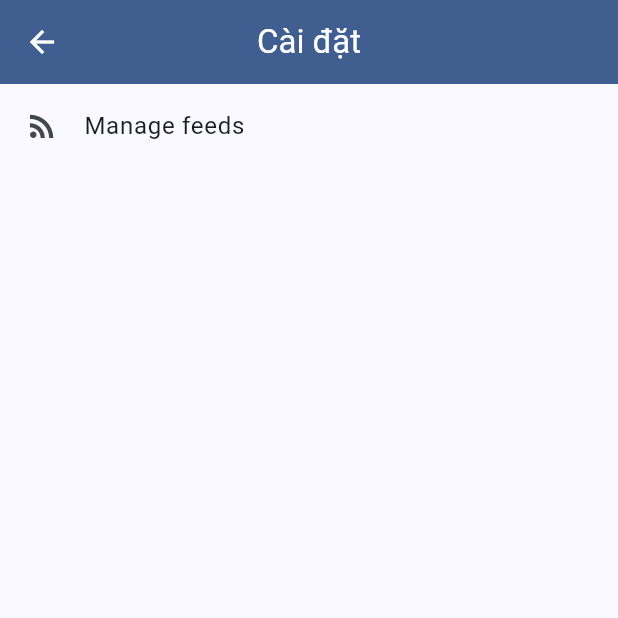
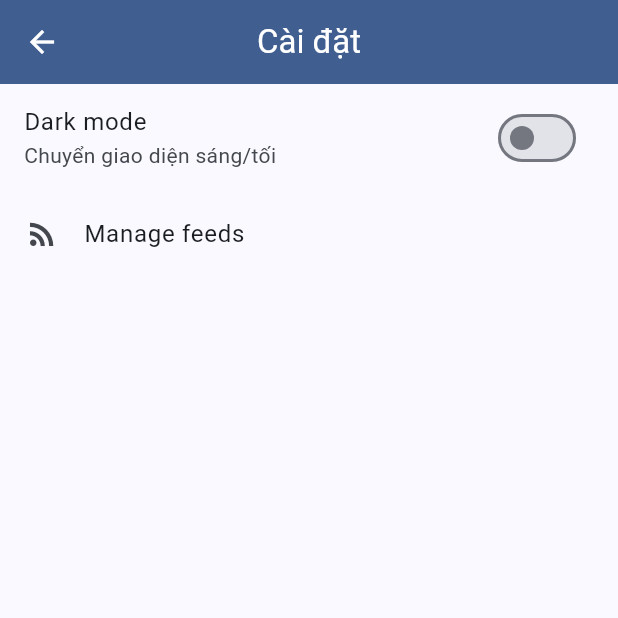
Before and after one commit to quanyeudau/DocBao_AnhQuan, a Flutter app: the screen it shows after launch, after a tap on the "settings" icon, on a phone screen of 412 x 824 dp, the top half of it. Run offline on Flutter 3.47's test engine with Material 3 defaults, Android fonts, the phone set to English and light mode, and no system bars; our stand-ins replace shared_preferences, webview_flutter; missing offline and left inert: webfeed; network calls fail.

Commit message:
Feature: add dark mode support (persisted), wire Settings toggle

```diff
--- a/lib/main.dart
+++ b/lib/main.dart
@@ -15,42 +15,85 @@ void main() async {
   final feedProvider = FeedProvider(rssService: rss);
   final bookmarkProvider = BookmarkProvider(storage: storage);
 
-  runApp(MyApp(feedProvider: feedProvider, bookmarkProvider: bookmarkProvider));
+  runApp(MyApp(feedProvider: feedProvider, bookmarkProvider: bookmarkProvider, storage: storage));
 }
 
-class MyApp extends StatelessWidget {
+class MyApp extends StatefulWidget {
   final FeedProvider feedProvider;
   final BookmarkProvider bookmarkProvider;
+  final StorageService storage;
 
-  const MyApp({super.key, required this.feedProvider, required this.bookmarkProvider});
+  const MyApp({super.key, required this.feedProvider, required this.bookmarkProvider, required this.storage});
+
+  @override
+  State<MyApp> createState() => _MyAppState();
+}
+
+class _MyAppState extends State<MyApp> {
+  ThemeMode _themeMode = ThemeMode.system;
+
+  @override
+  void initState() {
+    super.initState();
+    _loadTheme();
+  }
+
+  Future<void> _loadTheme() async {
+    final s = await widget.storage.loadThemeModeString();
+    setState(() {
+      if (s == 'dark') {
+        _themeMode = ThemeMode.dark;
+      } else if (s == 'light') {
+        _themeMode = ThemeMode.light;
+      } else {
+        _themeMode = ThemeMode.system;
+      }
+    });
+  }
+
+  Future<void> _setTheme(ThemeMode mode) async {
+    setState(() => _themeMode = mode);
+    final str = mode == ThemeMode.dark ? 'dark' : (mode == ThemeMode.light ? 'light' : 'system');
+    await widget.storage.saveThemeModeString(str);
+  }
 
   @override
   Widget build(BuildContext context) {
     // A fresh, bright seed color for a light, airy look
     final seed = const Color(0xFF0A84FF); // bright blue
-    final colorScheme = ColorScheme.fromSeed(seedColor: seed, brightness: Brightness.light);
+    final lightScheme = ColorScheme.fromSeed(seedColor: seed, brightness: Brightness.light);
+    final darkScheme = ColorScheme.fromSeed(seedColor: seed, brightness: Brightness.dark);
 
     final theme = ThemeData(
       useMaterial3: true,
-      colorScheme: colorScheme,
-  scaffoldBackgroundColor: colorScheme.surface,
-      appBarTheme: AppBarTheme(centerTitle: true, elevation: 2, backgroundColor: colorScheme.primary, foregroundColor: colorScheme.onPrimary),
+      colorScheme: lightScheme,
+      scaffoldBackgroundColor: lightScheme.surface,
+      appBarTheme: AppBarTheme(centerTitle: true, elevation: 2, backgroundColor: lightScheme.primary, foregroundColor: lightScheme.onPrimary),
       elevatedButtonTheme: ElevatedButtonThemeData(
         style: ElevatedButton.styleFrom(
-          backgroundColor: colorScheme.primary,
-          foregroundColor: colorScheme.onPrimary,
+          backgroundColor: lightScheme.primary,
+          foregroundColor: lightScheme.onPrimary,
           shape: RoundedRectangleBorder(borderRadius: BorderRadius.circular(8)),
           padding: const EdgeInsets.symmetric(vertical: 12, horizontal: 18),
         ),
       ),
-      textTheme: ThemeData.light().textTheme.apply(bodyColor: colorScheme.onSurface, displayColor: colorScheme.onSurface),
+      textTheme: ThemeData.light().textTheme.apply(bodyColor: lightScheme.onSurface, displayColor: lightScheme.onSurface),
+    );
+
+    final darkTheme = ThemeData(
+      useMaterial3: true,
+      colorScheme: darkScheme,
+      scaffoldBackgroundColor: darkScheme.surface,
+      appBarTheme: AppBarTheme(centerTitle: true, elevation: 2, backgroundColor: darkScheme.primary, foregroundColor: darkScheme.onPrimary),
     );
 
     return MaterialApp(
       title: 'DocBao',
       debugShowCheckedModeBanner: false,
       theme: theme,
-      home: HomeScreen(feedProvider: feedProvider, bookmarkProvider: bookmarkProvider),
+      darkTheme: darkTheme,
+      themeMode: _themeMode,
+      home: HomeScreen(feedProvider: widget.feedProvider, bookmarkProvider: widget.bookmarkProvider, themeMode: _themeMode, onThemeChanged: _setTheme),
     );
   }
 }
--- a/lib/screens/home_screen.dart
+++ b/lib/screens/home_screen.dart
@@ -14,8 +14,16 @@ import '../widgets/feed_tile.dart';
 class HomeScreen extends StatefulWidget {
   final FeedProvider feedProvider;
   final BookmarkProvider bookmarkProvider;
+  final ThemeMode themeMode;
+  final ValueChanged<ThemeMode> onThemeChanged;
 
-  const HomeScreen({super.key, required this.feedProvider, required this.bookmarkProvider});
+  const HomeScreen({
+    super.key,
+    required this.feedProvider,
+    required this.bookmarkProvider,
+    required this.themeMode,
+    required this.onThemeChanged,
+  });
 
   @override
   State<HomeScreen> createState() => _HomeScreenState();
@@ -47,7 +55,7 @@ class _HomeScreenState extends State<HomeScreen> {
           ),
           IconButton(
             icon: const Icon(Icons.settings),
-            onPressed: () => Navigator.of(context).push(MaterialPageRoute(builder: (_) => SettingsScreen(feedProvider: feedProvider))),
+            onPressed: () => Navigator.of(context).push(MaterialPageRoute(builder: (_) => SettingsScreen(feedProvider: feedProvider, themeMode: widget.themeMode, onThemeChanged: widget.onThemeChanged))),
           ),
         ],
       ),
--- a/lib/screens/settings_screen.dart
+++ b/lib/screens/settings_screen.dart
@@ -5,8 +5,10 @@ import 'manage_feeds_screen.dart';
 
 class SettingsScreen extends StatelessWidget {
   final FeedProvider? feedProvider;
+  final ThemeMode themeMode;
+  final ValueChanged<ThemeMode> onThemeChanged;
 
-  const SettingsScreen({super.key, this.feedProvider});
+  const SettingsScreen({super.key, this.feedProvider, required this.themeMode, required this.onThemeChanged});
 
   @override
   Widget build(BuildContext context) {
@@ -14,6 +16,12 @@ class SettingsScreen extends StatelessWidget {
       appBar: AppBar(title: const Text('Cài đặt')),
       body: ListView(
         children: [
+          SwitchListTile(
+            title: const Text('Dark mode'),
+            subtitle: const Text('Chuyển giao diện sáng/tối'),
+            value: themeMode == ThemeMode.dark,
+            onChanged: (v) => onThemeChanged(v ? ThemeMode.dark : ThemeMode.light),
+          ),
           ListTile(
             title: const Text('Manage feeds'),
             leading: const Icon(Icons.rss_feed),
--- a/lib/services/storage_service.dart
+++ b/lib/services/storage_service.dart
@@ -38,4 +38,17 @@ class StorageService {
     }
   }
   // Feed list persistence removed per project settings (VSS). No-op helper methods could be added later if needed.
+
+  // Theme preference key
+  final String _themeKey = 'theme_mode_v1';
+
+  Future<void> saveThemeModeString(String mode) async {
+    final prefs = await SharedPreferences.getInstance();
+    await prefs.setString(_themeKey, mode);
+  }
+
+  Future<String?> loadThemeModeString() async {
+    final prefs = await SharedPreferences.getInstance();
+    return prefs.getString(_themeKey);
+  }
 }
```
